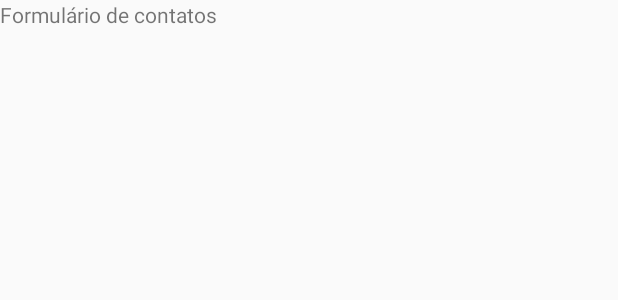
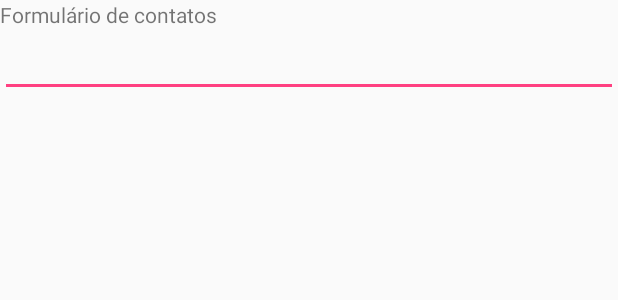
Before and after one commit to Fernando-Mota/agendafeliz, an Android app: the layout formulario_contato_fragment.xml on its own in the app's theme, with its tools: preview values and no code run, on a phone screen of 412 x 824 dp. Shown: the top 300 px of the screen. Run offline under Robolectric (Android 15) with nearby library versions, the phone set to English and light mode, and no system bars.

Commit message:
Commit de alteraçoes no form de contatos

```diff
--- a/app/src/main/res/layout/formulario_contato_fragment.xml
+++ b/app/src/main/res/layout/formulario_contato_fragment.xml
@@ -9,4 +9,9 @@
         android:layout_height="wrap_content"
         android:id="@+id/textView" />
 
+
+    <EditText
+        android:layout_width="match_parent"
+        android:layout_height="wrap_content" />
+
 </LinearLayout>
```
